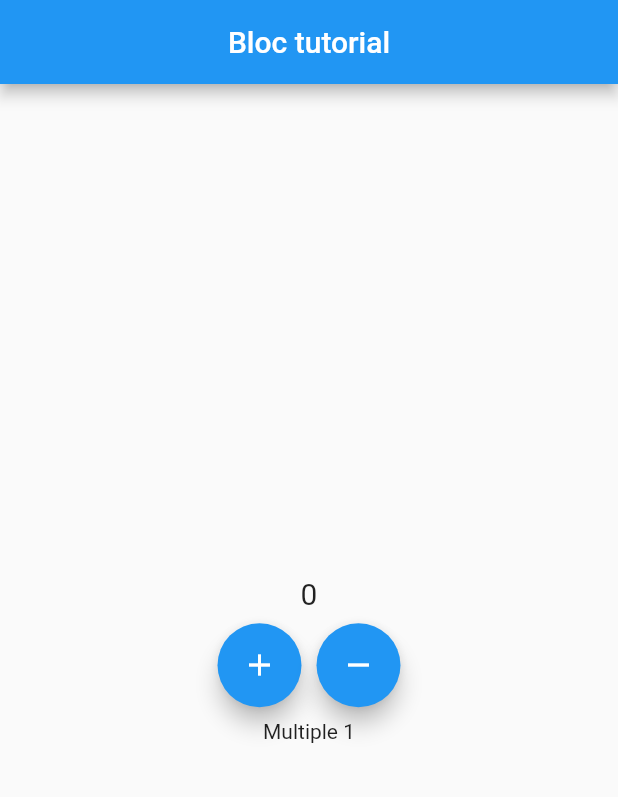
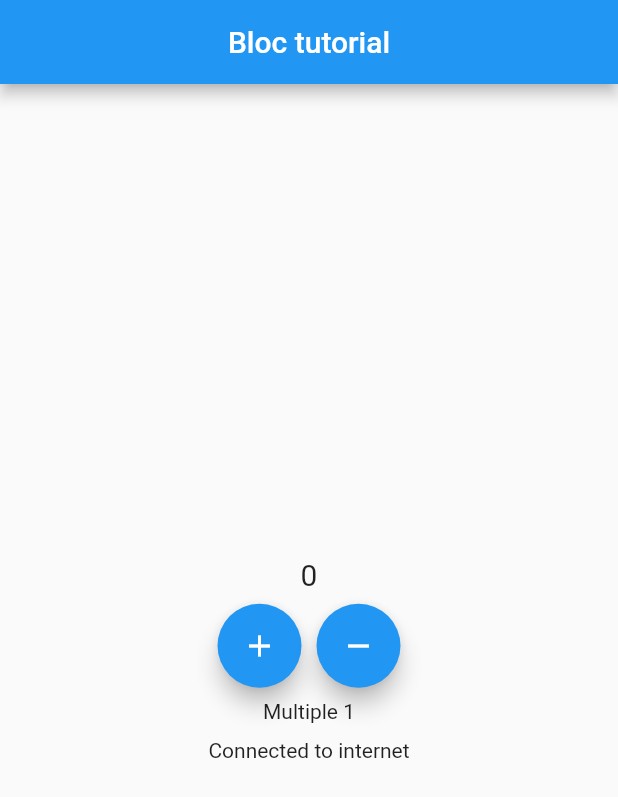
Before and after one commit to sonukuldeep/flutter_bloc, a Flutter app: the screen it shows after launch, on a phone screen of 412 x 824 dp. Shown: the top 797 px of the screen. Run offline on Flutter 3.47's test engine with Material 2 defaults, Android fonts, the phone set to English and light mode, and no system bars; our stand-ins replace bloc, connectivity, flutter_bloc.

Commit message:
bloc example

```diff
--- a/lib/aap_view.dart
+++ b/lib/aap_view.dart
@@ -1,4 +1,5 @@
 import 'package:bloc_tute/blocs/counter_bloc/counter_bloc.dart';
+import 'package:bloc_tute/blocs/internet_bloc/internet_bloc.dart';
 import 'package:bloc_tute/blocs/multiple_bloc/multiple_bloc.dart';
 import 'package:flutter/material.dart';
 import 'package:flutter_bloc/flutter_bloc.dart';
@@ -58,7 +59,34 @@ class AppView extends StatelessWidget {
             builder: (context, state) {
               return Text("Multiple ${state.value}");
             },
-          )
+          ),
+          const SizedBox(
+            height: 10,
+          ),
+          BlocListener<InternetBloc, InternetState>(
+            listener: (context, state) {
+              if (state is InternetGainedState) {
+                ScaffoldMessenger.of(context).showSnackBar(
+                    const SnackBar(content: Text("Internet gained")));
+              } else if (state is InternetLostState) {
+                ScaffoldMessenger.of(context).showSnackBar(
+                    const SnackBar(content: Text("Internet lost")));
+              } else {
+                ScaffoldMessenger.of(context)
+                    .showSnackBar(const SnackBar(content: Text("Loading")));
+              }
+            },
+            child: Container(),
+          ),
+          BlocBuilder<InternetBloc, InternetState>(builder: (context, state) {
+            if (state is InternetGainedState) {
+              return const Text("Connected to internet");
+            } else if (state is InternetLostState) {
+              return const Text("Not Connected to internet");
+            } else {
+              return const Text("Loading..");
+            }
+          })
         ],
       ),
     );
--- a/lib/app.dart
+++ b/lib/app.dart
@@ -1,5 +1,6 @@
 import 'package:bloc_tute/aap_view.dart';
 import 'package:bloc_tute/blocs/counter_bloc/counter_bloc.dart';
+import 'package:bloc_tute/blocs/internet_bloc/internet_bloc.dart';
 import 'package:bloc_tute/blocs/multiple_bloc/multiple_bloc.dart';
 import 'package:flutter/material.dart';
 import 'package:flutter_bloc/flutter_bloc.dart';
@@ -17,6 +18,9 @@ class App extends StatelessWidget {
         BlocProvider<MultipleBloc>(
           create: (context) => MultipleBloc(),
         ),
+        BlocProvider<InternetBloc>(
+          create: (context) => InternetBloc(),
+        ),
       ],
       child: const MaterialApp(
         debugShowCheckedModeBanner: false,
--- /dev/null
+++ b/lib/blocs/internet_bloc/internet_bloc.dart
@@ -0,0 +1,33 @@
+import 'dart:async';
+
+import 'package:bloc/bloc.dart';
+import 'package:connectivity/connectivity.dart';
+
+part 'internet_event.dart';
+part 'internet_state.dart';
+
+class InternetBloc extends Bloc<InternetEvent, InternetState> {
+  final _connectivity = Connectivity();
+  StreamSubscription? connectivitySubscription;
+
+  InternetBloc() : super(InternetInitialState()) {
+    on<InternetGainedEvent>((event, emit) => emit(InternetGainedState()));
+    on<InternetLostEvent>((event, emit) => emit(InternetLostState()));
+
+    connectivitySubscription =
+        _connectivity.onConnectivityChanged.listen((event) {
+      if (event == ConnectivityResult.mobile ||
+          event == ConnectivityResult.wifi) {
+        add(InternetGainedEvent());
+      } else {
+        add(InternetLostEvent());
+      }
+    });
+  }
+
+  @override
+  Future<void> close() {
+    connectivitySubscription?.cancel();
+    return super.close();
+  }
+}
--- /dev/null
+++ b/lib/blocs/internet_bloc/internet_event.dart
@@ -0,0 +1,7 @@
+part of 'internet_bloc.dart';
+
+sealed class InternetEvent {}
+
+final class InternetLostEvent extends InternetEvent {}
+
+final class InternetGainedEvent extends InternetEvent {}
--- /dev/null
+++ b/lib/blocs/internet_bloc/internet_state.dart
@@ -0,0 +1,9 @@
+part of 'internet_bloc.dart';
+
+sealed class InternetState {}
+
+final class InternetInitialState extends InternetState {}
+
+final class InternetLostState extends InternetState {}
+
+final class InternetGainedState extends InternetState {}
--- a/pubspec.yaml
+++ b/pubspec.yaml
@@ -36,6 +36,7 @@ dependencies:
   cupertino_icons: ^1.0.2
   bloc: ^8.1.2
   flutter_bloc: ^8.1.3
+  connectivity: ^3.0.6
 
 dev_dependencies:
   flutter_test:
```
Also changed, not shown: pubspec.lock, 1 other file.
